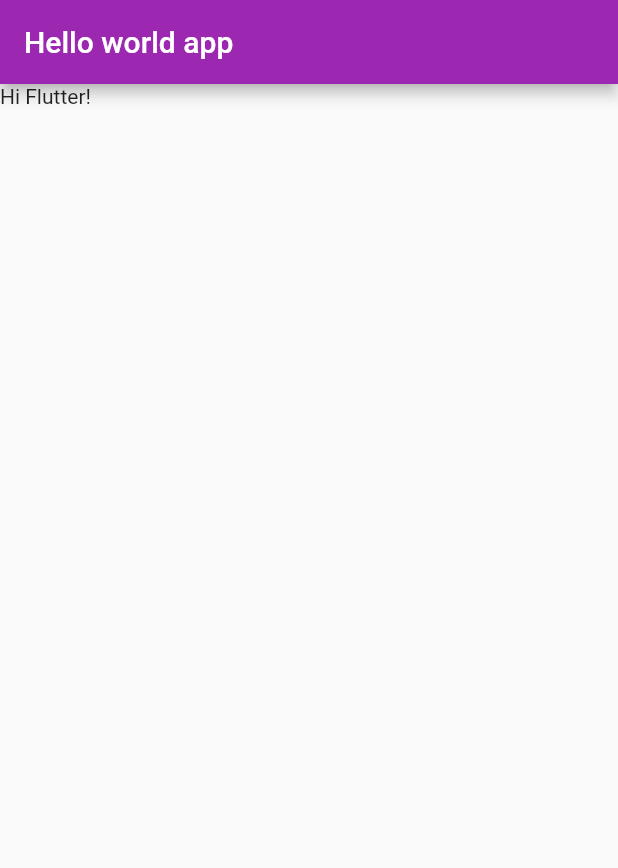
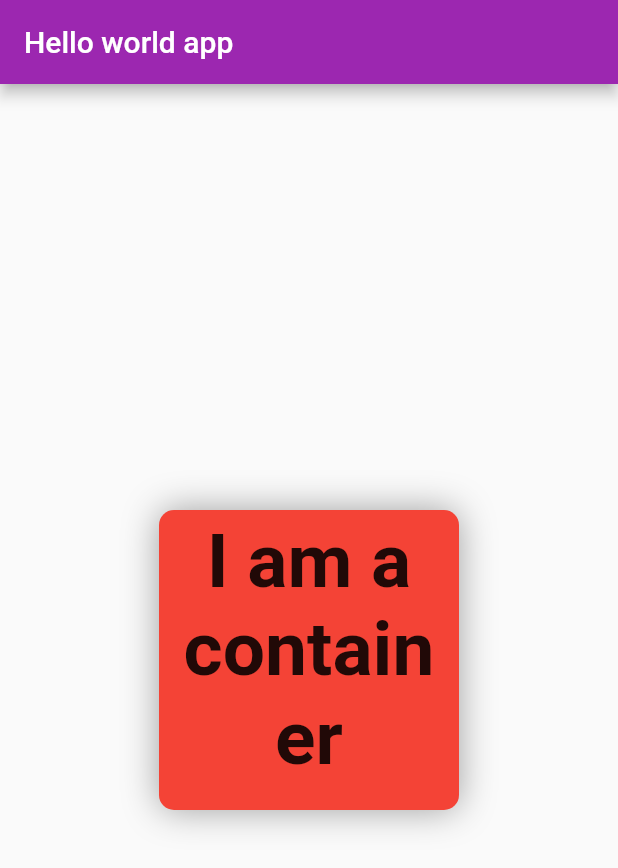
Before and after one commit to MouadBNL/first-flutter-app, a Flutter app: the screen it shows after launch, on a phone screen of 412 x 824 dp. Shown: the top 868 px of the screen. Run offline on Flutter 3.47's test engine with Material 2 defaults, Android fonts, the phone set to English and light mode, and no system bars.

Commit message:
playing more with the text styling and box decoration

```diff
--- a/lib/main.dart
+++ b/lib/main.dart
@@ -118,7 +118,7 @@ import 'package:flutter/material.dart';
 
 void main() {
   runApp(MaterialApp(
-      home: HomePage(), theme: ThemeData(primarySwatch: Colors.purple)));
+      home: const HomePage(), theme: ThemeData(primarySwatch: Colors.purple)));
 }
 
 class HomePage extends StatelessWidget {
@@ -127,9 +127,29 @@ class HomePage extends StatelessWidget {
   @override
   Widget build(BuildContext context) {
     return Scaffold(
-        appBar: AppBar(title: Text("Hello world app")),
-        body: Container(
-          child: Text("Hi Flutter!"),
+        appBar: AppBar(title: const Text("Hello world app")),
+        body: Center(
+          child: Container(
+              padding: const EdgeInsets.all(5),
+              clipBehavior: Clip.antiAlias,
+              height: 200,
+              width: 200,
+              decoration: BoxDecoration(
+                color: Colors.red,
+                borderRadius: BorderRadius.circular(10),
+                boxShadow: const [
+                  BoxShadow(
+                    color: Colors.grey,
+                    blurRadius: 20,
+                    spreadRadius: 0,
+                  )
+                ],
+              ),
+              child: const Text(
+                "I am a container",
+                textAlign: TextAlign.center,
+                style: TextStyle(fontSize: 50, fontWeight: FontWeight.bold),
+              )),
         ));
   }
 }
```
